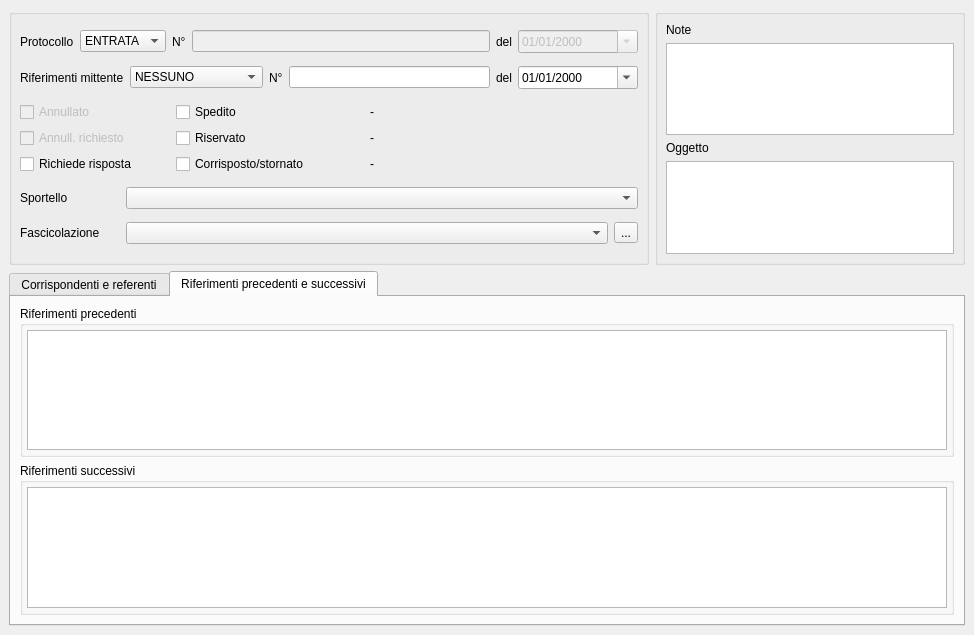
First picture: the form in src/com/axiastudio/suite/protocollo/forms/protocollo.ui, repository tizianolattisi/suitegda, before the edit.
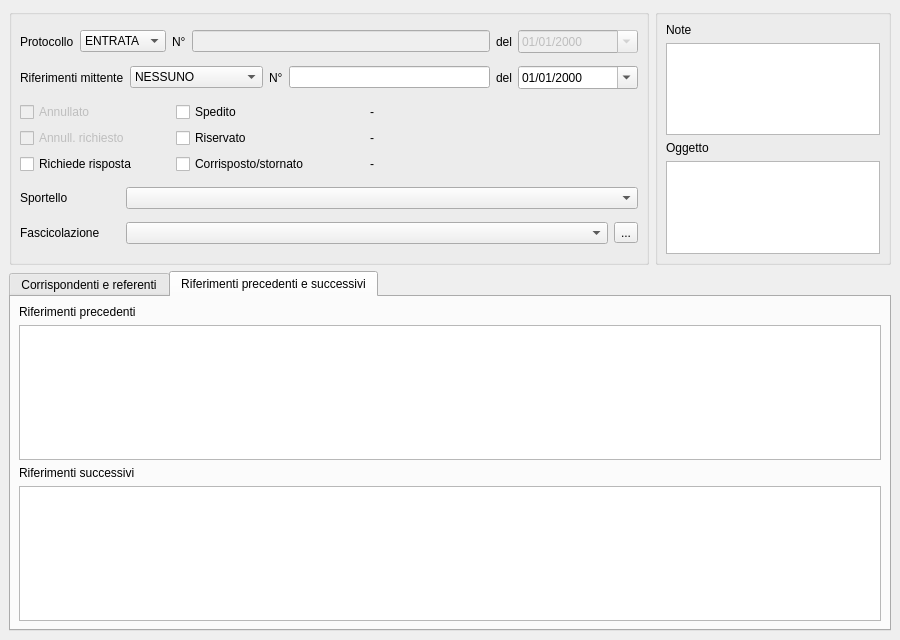
Second picture: the form after the edit. The open tabs and pages were chosen to show the change. Custom widgets are drawn as their Qt base class.

Commit message: Test segnaposto extra attributes per la pratica

```diff
--- a/src/com/axiastudio/suite/protocollo/forms/protocollo.ui
+++ b/src/com/axiastudio/suite/protocollo/forms/protocollo.ui
@@ -6,8 +6,8 @@
    <rect>
     <x>0</x>
     <y>0</y>
-    <width>974</width>
-    <height>635</height>
+    <width>900</width>
+    <height>640</height>
    </rect>
   </property>
   <property name="windowTitle">
@@ -673,16 +673,17 @@
        <attribute name="title">
         <string>Riferimenti precedenti e successivi</string>
        </attribute>
-       <layout class="QVBoxLayout" name="verticalLayout_10">
+       <layout class="QVBoxLayout" name="verticalLayout_2">
+        <property name="margin">
+         <number>8</number>
+        </property>
         <item>
-         <widget class="QGroupBox" name="groupBox_11">
-          <property name="title">
+         <widget class="QLabel" name="label_15">
+          <property name="text">
            <string>Riferimenti precedenti</string>
           </property>
-          <layout class="QVBoxLayout" name="verticalLayout_8">
-           <property name="margin">
-            <number>4</number>
-           </property>
+         </widget>
+        </item>
            <item>
             <widget class="com.axiastudio.pypapi.ui.widgets.PyPaPiTableView" name="tableView">
              <property name="entity" stdset="0">
@@ -696,18 +697,13 @@
              </property>
             </widget>
            </item>
-          </layout>
-         </widget>
-        </item>
         <item>
-         <widget class="QGroupBox" name="groupBox_12">
-          <property name="title">
+         <widget class="QLabel" name="label_16">
+          <property name="text">
            <string>Riferimenti successivi</string>
           </property>
-          <layout class="QVBoxLayout" name="verticalLayout_9">
-           <property name="margin">
-            <number>4</number>
-           </property>
+         </widget>
+        </item>
            <item>
             <widget class="com.axiastudio.pypapi.ui.widgets.PyPaPiTableView" name="tableView_5">
              <property name="entity" stdset="0">
@@ -723,9 +719,6 @@
            </item>
           </layout>
          </widget>
-        </item>
-       </layout>
-      </widget>
      </widget>
     </item>
    </layout>
```
Left out of the diff: 4 changed lines with no effect on the pictures. Lines whose indentation alone changed are shown as unchanged. The commit also changes 2 other files.
